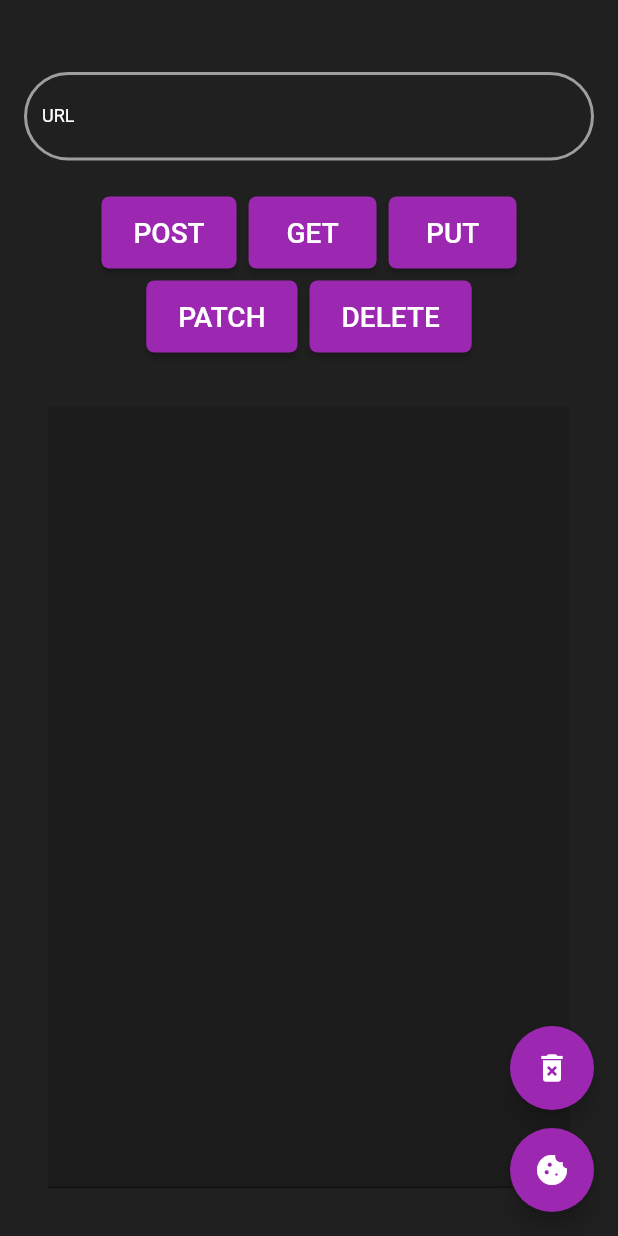
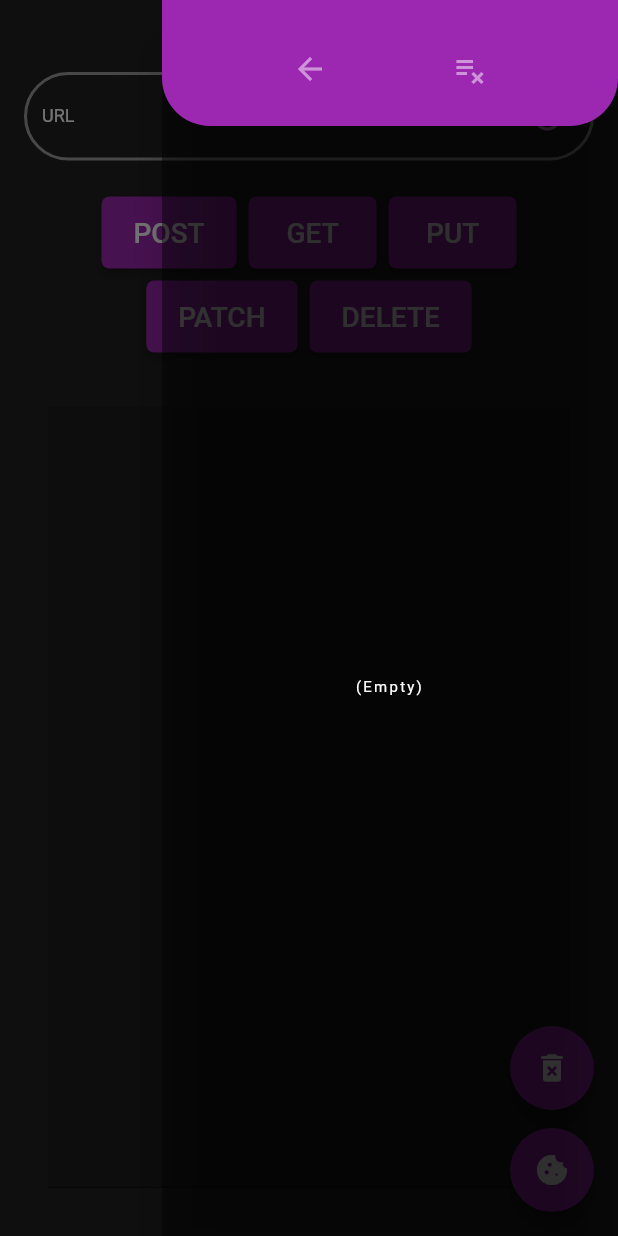
Before and after one commit to RobiFox/chill, a Flutter app: the screen it shows after launch, with the side drawer open (before the commit the screen has no drawer), on a phone screen of 412 x 824 dp. Run offline on Flutter 3.47's test engine with Material 2 defaults, Android fonts, the phone set to English and light mode, and no system bars.

Commit message:
added history button

```diff
--- a/lib/main.dart
+++ b/lib/main.dart
@@ -16,6 +16,7 @@ class MyApp extends StatelessWidget {
       theme: ThemeData(
         primarySwatch: Colors.purple,
         scaffoldBackgroundColor: const Color(0xFF202020),
+        iconTheme: IconThemeData(color: Colors.purple.shade200),
         textTheme: Theme.of(context)
             .textTheme
             .apply(bodyColor: Colors.white, displayColor: Colors.white),
@@ -35,6 +36,8 @@ class MyHomePage extends StatefulWidget {
 }
 
 class _MyHomePageState extends State<MyHomePage> {
+  final GlobalKey<ScaffoldState> _scaffoldKey = GlobalKey<ScaffoldState>();
+
   final _urlController = TextEditingController();
   final _responseController = TextEditingController();
 
@@ -43,19 +46,28 @@ class _MyHomePageState extends State<MyHomePage> {
   String _displayContent = "";
   Map<String, String> header = {};
 
+  List<String> previousUrls = [];
+
   bool isPhone() {
     return Theme.of(context).platform == TargetPlatform.android ||
         Theme.of(context).platform == TargetPlatform.iOS;
   }
 
-  void runButtonMethod(Function(Uri, Map<String, String> header) toRun, String url) {
+  void runButtonMethod(
+      Function(Uri, Map<String, String> header) toRun, String url) {
     setState(() {
       _responseController.text = "";
-      _future = toRun(Uri.parse(url), header)..then((value) {
+      _future = toRun(Uri.parse(url), header)
+        ..then((value) {
           http.Response response = value as http.Response;
           updateCookie(response);
           setState(() {
-          _displayContent = "Status: ${response.statusCode} | Reason: ${response.reasonPhrase}";
+            if (!previousUrls.contains(_urlController.text))
+              previousUrls.insert(0, _urlController.text);
+            print(
+                "Added url ${_urlController.text}. Now at ${previousUrls.length}");
+            _displayContent =
+                "Status: ${response.statusCode} | Reason: ${response.reasonPhrase}";
           });
         });
       FocusScope.of(context).unfocus();
@@ -80,6 +92,7 @@ class _MyHomePageState extends State<MyHomePage> {
       /*appBar: AppBar(
         title: Text(widget.title),
       ),*/
+      key: _scaffoldKey,
       body: Center(
         child: Column(
           children: [
@@ -89,7 +102,9 @@ class _MyHomePageState extends State<MyHomePage> {
               ),
             Padding(
               padding: const EdgeInsets.all(16.0),
-              child: TextField(
+              child: Stack(
+                children: [
+                  TextField(
                     controller: _urlController,
                     keyboardType: TextInputType.url,
                     autocorrect: false,
@@ -101,8 +116,25 @@ class _MyHomePageState extends State<MyHomePage> {
                         ),
                         enabledBorder: OutlineInputBorder(
                             borderRadius: BorderRadius.circular(128),
-                        borderSide:
-                            const BorderSide(color: Colors.grey, width: 2))),
+                            borderSide: const BorderSide(
+                                color: Colors.grey, width: 2))),
+                  ),
+                  Padding(
+                    padding: const EdgeInsets.only(top: 6.0, right: 8.0),
+                    child: Row(
+                      mainAxisAlignment: MainAxisAlignment.end,
+                      children: [
+                        IconButton(
+                            onPressed: () {
+                              FocusScope.of(context).unfocus();
+                              _scaffoldKey.currentState!.openEndDrawer();
+                            },
+                            splashRadius: 12,
+                            icon: const Icon(Icons.history)),
+                      ],
+                    ),
+                  )
+                ],
               ),
             ),
             Padding(
@@ -117,7 +149,8 @@ class _MyHomePageState extends State<MyHomePage> {
                       child: FittedBox(
                           child: ElevatedButton(
                         onPressed: () => runButtonMethod(
-                            (p0, h) => http.post(p0, headers: h), _urlController.text),
+                            (p0, h) => http.post(p0, headers: h),
+                            _urlController.text),
                         child: const Text("POST"),
                       ))),
                   SizedBox(
@@ -125,7 +158,8 @@ class _MyHomePageState extends State<MyHomePage> {
                       child: FittedBox(
                           child: ElevatedButton(
                         onPressed: () => runButtonMethod(
-                            (p0, h) => http.get(p0, headers: h), _urlController.text),
+                            (p0, h) => http.get(p0, headers: h),
+                            _urlController.text),
                         child: const Text("GET"),
                       ))),
                   SizedBox(
@@ -133,7 +167,8 @@ class _MyHomePageState extends State<MyHomePage> {
                       child: FittedBox(
                           child: ElevatedButton(
                         onPressed: () => runButtonMethod(
-                            (p0, h) => http.put(p0, headers: h), _urlController.text),
+                            (p0, h) => http.put(p0, headers: h),
+                            _urlController.text),
                         child: const Text("PUT"),
                       ))),
                   SizedBox(
@@ -141,7 +176,8 @@ class _MyHomePageState extends State<MyHomePage> {
                       child: FittedBox(
                           child: ElevatedButton(
                         onPressed: () => runButtonMethod(
-                            (p0, h) => http.patch(p0, headers: h), _urlController.text),
+                            (p0, h) => http.patch(p0, headers: h),
+                            _urlController.text),
                         child: const Text("PATCH"),
                       ))),
                   SizedBox(
@@ -149,7 +185,8 @@ class _MyHomePageState extends State<MyHomePage> {
                       child: FittedBox(
                           child: ElevatedButton(
                         onPressed: () => runButtonMethod(
-                            (p0, h) => http.delete(p0, headers: h), _urlController.text),
+                            (p0, h) => http.delete(p0, headers: h),
+                            _urlController.text),
                         child: const Text("DELETE"),
                       ))),
                 ],
@@ -160,7 +197,11 @@ class _MyHomePageState extends State<MyHomePage> {
             ),
             Padding(
               padding: const EdgeInsets.symmetric(horizontal: 42.0),
-              child: Align(alignment: Alignment.bottomLeft, child: Text(_displayContent, style: Theme.of(context).textTheme.labelLarge),),
+              child: Align(
+                alignment: Alignment.bottomLeft,
+                child: Text(_displayContent,
+                    style: Theme.of(context).textTheme.labelLarge),
+              ),
             ),
             Expanded(
                 child: Padding(
@@ -214,6 +255,79 @@ class _MyHomePageState extends State<MyHomePage> {
           ],
         ),
       ),
+      endDrawer: Drawer(
+        backgroundColor: Colors.black45,
+        child: Column(
+          children: [
+            SafeArea(
+                child: SizedBox(
+              height: 92,
+              child: DrawerHeader(
+                decoration: BoxDecoration(
+                    color: Theme.of(context).primaryColor,
+                    borderRadius: const BorderRadius.only(
+                        bottomLeft: Radius.circular(32),
+                        bottomRight: Radius.circular(32))),
+                child: Row(
+                  mainAxisAlignment: MainAxisAlignment.spaceEvenly,
+                  children: [
+                    IconButton(
+                        onPressed: () {
+                          Navigator.pop(context);
+                        },
+                        icon: const Icon(Icons.arrow_back)),
+                    IconButton(
+                        onPressed: () {
+                          Navigator.pop(context);
+                          setState(() {
+                            previousUrls.clear();
+                          });
+                        },
+                        icon: const Icon(Icons.playlist_remove)),
+                  ],
+                ),
+              ),
+            )),
+            Expanded(
+              child: previousUrls.isEmpty
+                  ? Center(
+                      child: Text(
+                      "(Empty)",
+                      style: Theme.of(context).textTheme.labelSmall,
+                      textAlign: TextAlign.center,
+                    ))
+                  : ListView.builder(
+                      itemCount: previousUrls.length,
+                      itemBuilder: (context, i) {
+                        return ListTile(
+                          title: Text(previousUrls[i]),
+                          tileColor: Colors.black54,
+                          trailing: IconButton(
+                            onPressed: () {
+                              setState(() {
+                                previousUrls.removeAt(i);
+                              });
+                            },
+                            icon: const Icon(Icons.remove, color: Colors.white),
+                          ),
+                          onTap: () {
+                            setState(() {
+                              Navigator.of(context).pop();
+                              _urlController.text = previousUrls[i];
+                            });
+                          },
+                        );
+                      },
+                    ),
+            ),
+          ],
+        ),
+      ),
+      endDrawerEnableOpenDragGesture: true,
+      drawerEdgeDragWidth: MediaQuery
+          .of(context)
+          .size
+          .width,
       floatingActionButton: Column(
         mainAxisAlignment: MainAxisAlignment.end,
         children: [
@@ -228,7 +342,9 @@ class _MyHomePageState extends State<MyHomePage> {
             tooltip: 'Clear Log',
             child: const Icon(Icons.delete_forever),
           ),
-          const SizedBox(height: 12,),
+          const SizedBox(
+            height: 12,
+          ),
           FloatingActionButton(
             onPressed: () {
               setState(() {
```
Lines whose indentation alone changed are shown as unchanged.
